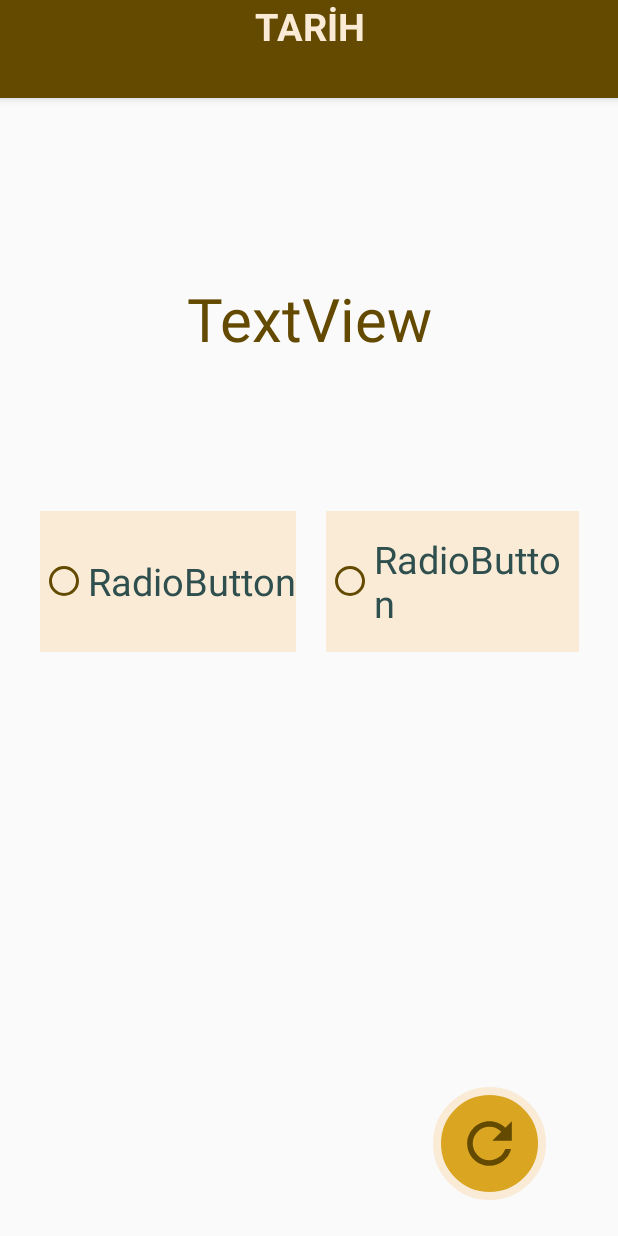
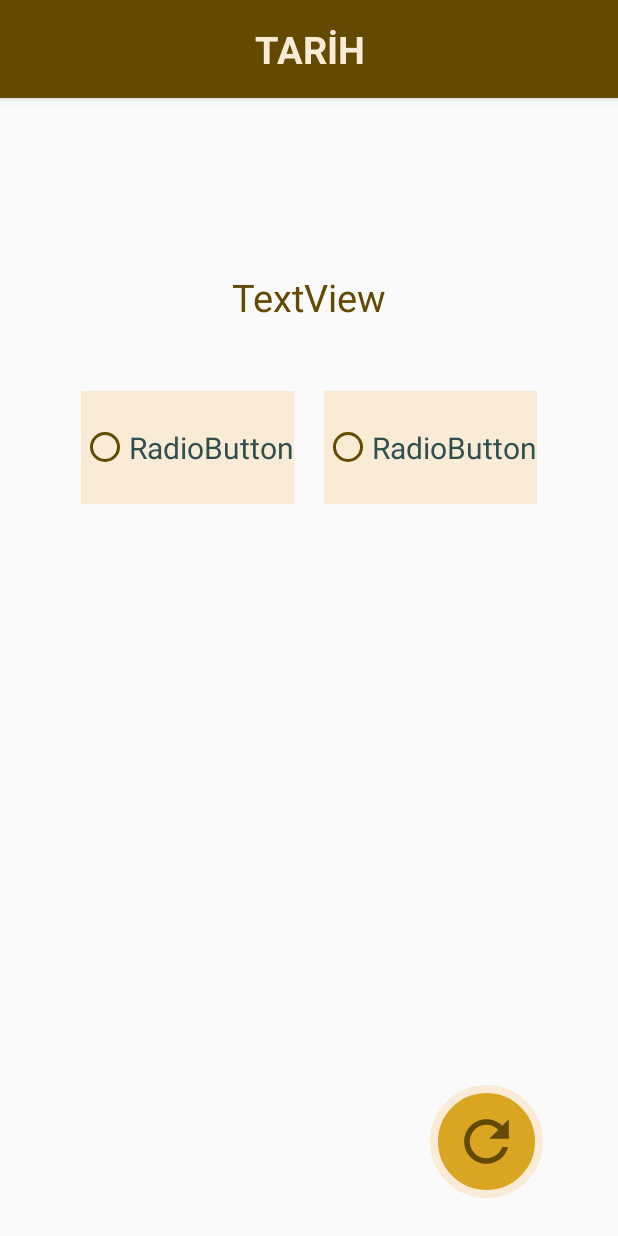
Before and after one commit to hilaltokgoz/GenelKultur, an Android app: the OMuBuMuFragment1 screen opened through its navigation route, on a phone screen of 412 x 824 dp. Run offline under Robolectric (Android 15) with nearby library versions, the light colour scheme and no system bars; our stand-ins replace Firebase (no records; nobody signed in at launch, a user with empty details on screens opened directly); 3 statements that could not run were skipped.

Commit message:
OmuBuMu Butonlar düzeltildi

```diff
--- a/app/src/main/java/com/genelkultur/OMuBuMuFragment1.kt
+++ b/app/src/main/java/com/genelkultur/OMuBuMuFragment1.kt
@@ -38,6 +38,10 @@ class OMuBuMuFragment1 : Fragment() {
     override fun onViewCreated(view: View, savedInstanceState: Bundle?) {
         super.onViewCreated(view, savedInstanceState)
         getDataTarihOmuBumu()
+        iv_tarih_refresh_oBu.setOnClickListener {
+            getDataTarihOmuBumu()
+        }
+
 
         radioButton.setOnClickListener {
             if (radioButton.isChecked && trueAnswer==radioButton.text){
--- a/app/src/main/java/com/genelkultur/OMuBuMuFragment2.kt
+++ b/app/src/main/java/com/genelkultur/OMuBuMuFragment2.kt
@@ -14,6 +14,7 @@ import com.google.firebase.database.DatabaseError
 import com.google.firebase.database.ValueEventListener
 import com.google.firebase.database.ktx.database
 import com.google.firebase.ktx.Firebase
+import kotlinx.android.synthetic.main.fragment_b_b_m_fragment2to_a.*
 import kotlinx.android.synthetic.main.fragment_o_mu_bu_mu2.*
 
 
@@ -33,9 +34,12 @@ class OMuBuMuFragment2 : Fragment() {
 
     override fun onViewCreated(view: View, savedInstanceState: Bundle?) {
         super.onViewCreated(view, savedInstanceState)
+
         getDataCografyaOmuBumu()
 
-
+        iv_cografya_refresh_omubumu.setOnClickListener {
+                getDataCografyaOmuBumu()
+        }
 
 
 
--- a/app/src/main/java/com/genelkultur/OmuBuMuFragment3.kt
+++ b/app/src/main/java/com/genelkultur/OmuBuMuFragment3.kt
@@ -34,6 +34,9 @@ class OmuBuMuFragment3 : Fragment() {
     override fun onViewCreated(view: View, savedInstanceState: Bundle?) {
         super.onViewCreated(view, savedInstanceState)
         getDataGuncelOmuBumu()
+        iv_guncel_refresh_oBu.setOnClickListener {
+            getDataGuncelOmuBumu()
+        }
 
         radioButton5.setOnClickListener {
             if (radioButton5.isChecked && trueAnswer==radioButton5.text){
--- a/app/src/main/res/layout/fragment_o_mu_bu_mu1.xml
+++ b/app/src/main/res/layout/fragment_o_mu_bu_mu1.xml
@@ -7,10 +7,11 @@
     tools:context=".OMuBuMuFragment1">
 
     <com.google.android.material.appbar.AppBarLayout
+        android:id="@+id/appBarLayout8"
         android:layout_width="match_parent"
         android:layout_height="wrap_content"
+        android:background="@color/dark_coffee"
         android:minHeight="65dp"
-        android:background="@color/dark_coffee"
         app:layout_constraintEnd_toEndOf="parent"
         app:layout_constraintStart_toStartOf="parent"
         app:layout_constraintTop_toTopOf="parent"
@@ -22,109 +23,86 @@
             android:layout_height="wrap_content"
             android:layout_centerVertical="true"
             android:gravity="center"
+            android:minHeight="65dp"
             android:text="TARİH"
             android:textColor="@color/set_sail_sampange"
             android:textSize="25sp"
             android:textStyle="bold" />
     </com.google.android.material.appbar.AppBarLayout>
 
-
-
-
-
     <TextView
         android:id="@+id/textView15"
-        android:layout_width="0dp"
+        android:layout_width="match_parent"
         android:layout_height="wrap_content"
         android:gravity="center"
+        android:padding="15dp"
         android:text="TextView"
         android:textColor="@color/dark_coffee"
-        android:textSize="@dimen/o_mu_bu_mu1_text_size"
-        app:layout_constraintBottom_toTopOf="@+id/radioGroup"
+        android:textSize="25dp"
+       android:layout_marginTop="100dp"
         app:layout_constraintEnd_toEndOf="parent"
-        app:layout_constraintHorizontal_bias="0.0"
         app:layout_constraintStart_toStartOf="parent"
-        app:layout_constraintTop_toTopOf="parent"
-        app:layout_constraintVertical_bias="0.646" />
+        app:layout_constraintTop_toBottomOf="@+id/appBarLayout8" />
 
     <RadioGroup
         android:id="@+id/radioGroup"
-        android:layout_width="390dp"
-        android:layout_height="94dp"
+        android:layout_width="wrap_content"
+        android:layout_height="wrap_content"
         android:layout_marginStart="16dp"
         android:layout_marginEnd="16dp"
+        android:minHeight="75dp"
+        android:layout_marginTop="30dp"
         android:orientation="horizontal"
-        app:layout_constraintBottom_toBottomOf="parent"
         app:layout_constraintEnd_toEndOf="parent"
-        app:layout_constraintHorizontal_bias="0.476"
         app:layout_constraintStart_toStartOf="parent"
-        app:layout_constraintTop_toTopOf="parent"
-        app:layout_constraintVertical_bias="0.467">
+        app:layout_constraintTop_toBottomOf="@+id/textView15">
 
 
         <RadioButton
             android:id="@+id/radioButton2"
-            android:buttonTint="@color/dark_coffee"
             android:layout_width="wrap_content"
             android:layout_height="match_parent"
+            android:layout_weight="1"
             android:layout_marginLeft="15dp"
             android:layout_marginRight="10dp"
             android:autoSizeMaxTextSize="@dimen/anasayfa_buton_size"
             android:background="@color/set_sail_sampange"
+            android:buttonTint="@color/dark_coffee"
             android:text="RadioButton"
             android:textColor="@color/tide_water_green"
-            android:textSize="@dimen/bbm_textView_size" />
+            android:textSize="20dp" />
 
         <RadioButton
             android:id="@+id/radioButton"
-            android:buttonTint="@color/dark_coffee"
             android:layout_width="wrap_content"
             android:layout_height="match_parent"
+            android:layout_weight="1"
             android:layout_marginLeft="10dp"
             android:layout_marginRight="15dp"
             android:autoSizeMaxTextSize="@dimen/anasayfa_buton_size"
             android:background="@color/set_sail_sampange"
+            android:buttonTint="@color/dark_coffee"
             android:text="RadioButton"
             android:textColor="@color/tide_water_green"
-            android:textSize="@dimen/bbm_textView_size" />
+            android:textSize="20dp" />
 
     </RadioGroup>
 
     <ImageView
 
-        android:id="@+id/imageView10"
-        android:layout_width="75dp"
-        android:layout_height="75dp"
-        android:layout_marginEnd="48dp"
-        android:layout_marginBottom="24dp"
+        android:id="@+id/iv_tarih_refresh_oBu"
+        android:layout_width="wrap_content"
+        android:layout_height="wrap_content"
+        android:minWidth="75dp"
+        android:minHeight="75dp"
+        android:layout_marginEnd="50dp"
+        android:layout_marginBottom="25dp"
         android:background="@drawable/button_small_round"
         android:padding="15dp"
         android:src="@drawable/ic_baseline_refresh_24"
         app:layout_constraintBottom_toBottomOf="parent"
         app:layout_constraintEnd_toEndOf="parent"
-        app:layout_constraintVertical_bias="0.0" />
-
-    <ImageView
-        android:id="@+id/imageView11"
-        android:layout_width="75dp"
-        android:visibility="gone"
-        android:layout_height="75dp"
-        android:layout_marginStart="48dp"
-        android:layout_marginBottom="24dp"
-        android:background="@drawable/button_small_round"
-        android:padding="15dp"
-        android:src="@drawable/ic_baseline_arrow_back_24"
-        app:layout_constraintBottom_toBottomOf="parent"
-        app:layout_constraintStart_toStartOf="parent"
-        app:layout_constraintVertical_bias="0.0" />
-
-
-
-
-
-
-
-
+      />
 
 
 </androidx.constraintlayout.widget.ConstraintLayout>
```
Also changed, not shown: app/src/main/java/com/genelkultur/OmuBuMuFragmentVat.kt (+6 -7 lines), app/src/main/res/layout/fragment_o_mu_bu_mu2.xml (+27 -46 lines), app/src/main/res/layout/fragment_omu_bu_mu3.xml (+1 -15 lines), app/src/main/res/layout/fragment_omu_bu_mu_vat.xml (+1 -17 lines).
